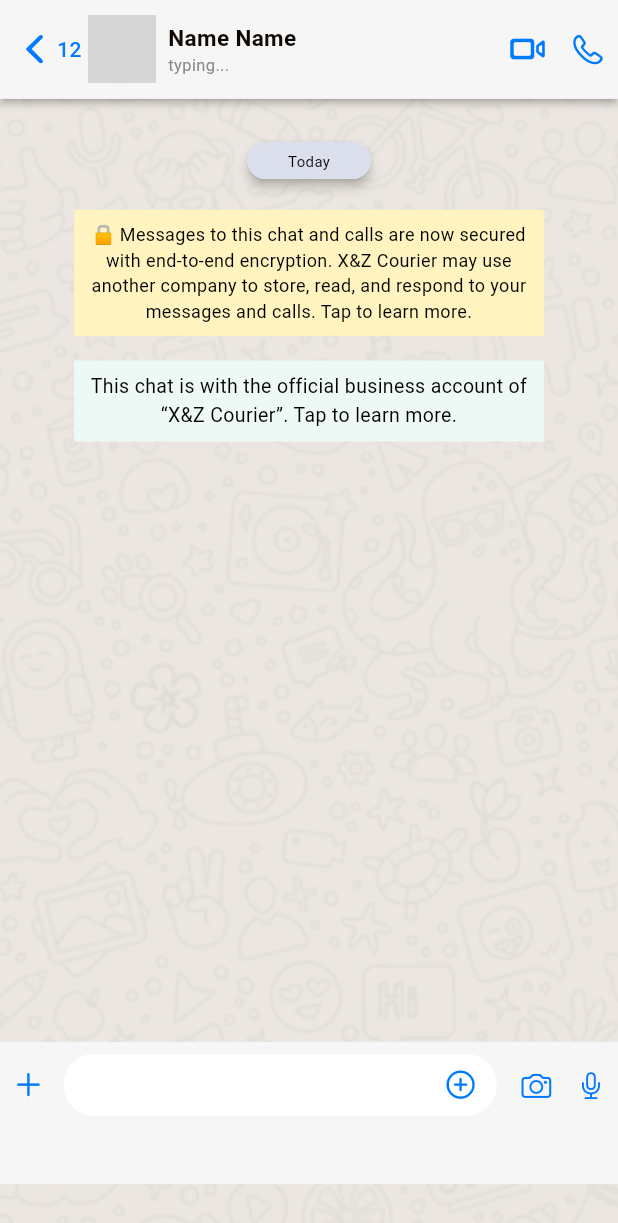
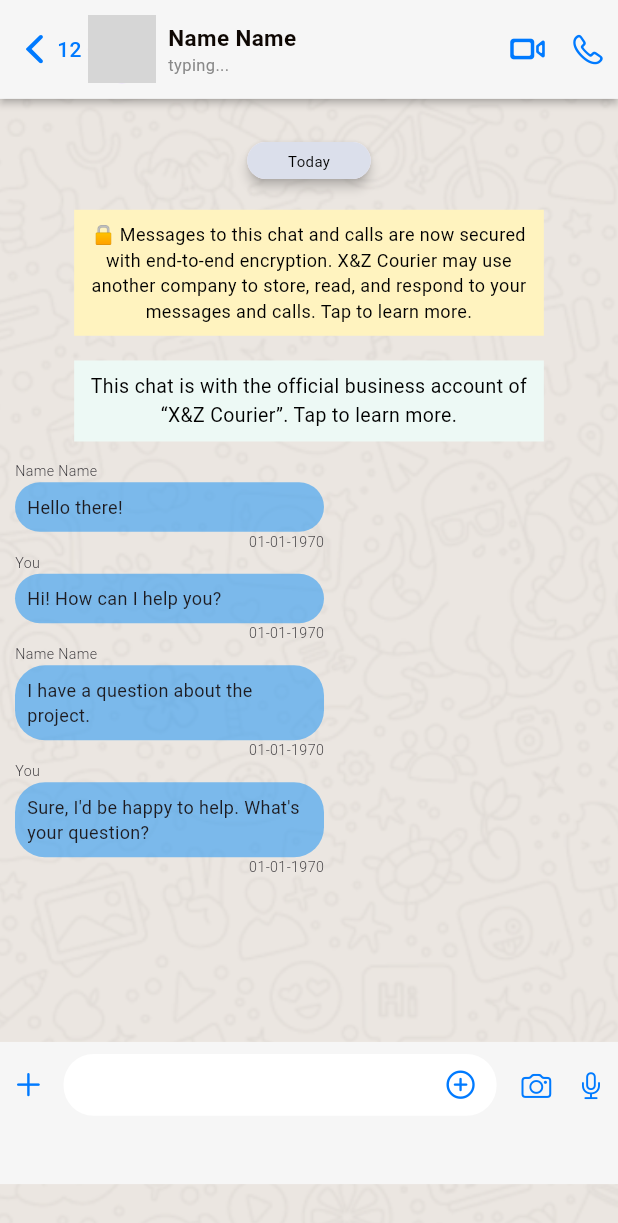
Before and after one commit to ericatsu/whatsapp_client, a Flutter app: the screen it shows after launch, on a phone screen of 412 x 824 dp. Shown: the top 1223 px of the screen. Run offline on Flutter 3.47's test engine with Material 2 defaults, Android fonts, the phone set to English and light mode, and no system bars; network calls fail; grey boxes are pictures that could not be loaded.

```diff
--- a/lib/screens/chat_screen.dart
+++ b/lib/screens/chat_screen.dart
@@ -1,10 +1,51 @@
 import 'package:flutter/material.dart';
 import 'package:whatsapp_client/shared/exports/exports.dart';
 import 'package:whatsapp_client/shared/widgets/encrypt_message.dart';
+import 'package:whatsapp_client/shared/widgets/message_bubble.dart';
 import 'package:whatsapp_client/shared/widgets/message_type.dart';
 
-class ChatScreen extends StatelessWidget {
+class ChatScreen extends StatefulWidget {
   const ChatScreen({super.key});
+
+  @override
+  State<ChatScreen> createState() => _ChatScreenState();
+}
+
+class _ChatScreenState extends State<ChatScreen> {
+  final ScrollController scrollController = ScrollController();
+
+  final TextEditingController messageController = TextEditingController();
+
+  List<Message> messages = [
+    Message(content: "Hello there!", isSender: false),
+    Message(content: "Hi! How can I help you?", isSender: true),
+    Message(content: "I have a question about the project.", isSender: false),
+    Message(
+        content: "Sure, I'd be happy to help. What's your question?",
+        isSender: true),
+  ];
+
+  void sendOnpressed() {
+    final String newMessage = messageController.text.trim();
+    if (newMessage.isNotEmpty) {
+      setState(() {
+        messages.add(Message(content: newMessage, isSender: true));
+      });
+      messageController.clear(); // Clear the text field
+      // Optionally, you can scroll to the bottom of the ListView
+      scrollController.animateTo(
+        scrollController.position.maxScrollExtent,
+        duration: const Duration(milliseconds: 300),
+        curve: Curves.easeOut,
+      );
+    }
+  }
+
+  @override
+  void dispose() {
+    messageController.dispose(); // Dispose the TextEditingController
+    super.dispose();
+  }
 
   @override
   Widget build(BuildContext context) {
@@ -35,7 +76,9 @@ class ChatScreen extends StatelessWidget {
                     SizedBox(
                       height: height * 0.03,
                     ),
-                    const TimingCard(timing: 'Today',),
+                    const TimingCard(
+                      timing: 'Today',
+                    ),
                     SizedBox(
                       height: height * 0.02,
                     ),
@@ -43,7 +86,39 @@ class ChatScreen extends StatelessWidget {
                     SizedBox(
                       height: height * 0.02,
                     ),
-                    const MessageType()
+                    const MessageType(),
+                    SizedBox(
+                      height: height * 0.016,
+                    ),
+                    Expanded(
+                      child: ListView.builder(
+                          controller: scrollController,
+                          itemCount: messages.length,
+                          itemBuilder: (context, index) {
+                            final message = messages[index];
+                            final isUserMessage = message.isSender == 'Eric';
+                            final senderName =
+                                message.isSender ? 'You' : 'Name Name';
+                            return MessageBubble(
+                              senderName: senderName,
+                              chatMessage: message.content,
+                              messageTime:
+                                  DateTime.fromMillisecondsSinceEpoch(0),
+                              senderColor: isUserMessage
+                                  ? Palette.secondary
+                                  : const Color.fromARGB(141, 33, 149, 243),
+                              senderAlignment: isUserMessage
+                                  ? Alignment.centerRight
+                                  : Alignment.centerLeft,
+                              timeAlignment: isUserMessage
+                                  ? Alignment.centerLeft
+                                  : Alignment.centerRight,
+                              bubbleAlignment: isUserMessage
+                                  ? Alignment.centerRight
+                                  : Alignment.centerLeft,
+                            );
+                          }),
+                    ),
                   ],
                 ),
               ),
@@ -52,10 +127,12 @@ class ChatScreen extends StatelessWidget {
                 child: Row(
                   children: [
                     Expanded(
-                        child: TextingArea(
-                      cameraOnpressed: () {},
-                      sendOnpressed: () {},
-                    ))
+                      child: TextingArea(
+                        cameraOnpressed: () {},
+                        sendOnpressed: sendOnpressed,
+                        chatController: messageController,
+                      ),
+                    ),
                   ],
                 ),
               )
@@ -66,3 +143,13 @@ class ChatScreen extends StatelessWidget {
     );
   }
 }
+
+class Message {
+  final String content;
+  final bool isSender;
+
+  Message({
+    required this.content,
+    required this.isSender,
+  });
+}
--- a/lib/shared/constants/constants.dart
+++ b/lib/shared/constants/constants.dart
@@ -12,6 +12,7 @@ class Palette {
   static const Color secondary = Color(0xFFEBD4D7);
   static const Color sectext = Color(0xFF898989);
   static const Color iconColor = Color(0xFF007AFF);
+static const Color goldColor = Color(0xFFFFF3BF);
 }
 
 const encryMessage = "🔒 Messages to this chat and calls are now secured with end-to-end encryption. X&Z Courier may use another company to store, read, and respond to your messages and calls. Tap to learn more.";
--- a/lib/shared/widgets/encrypt_message.dart
+++ b/lib/shared/widgets/encrypt_message.dart
@@ -9,7 +9,7 @@ class EncryptMessage extends StatelessWidget {
     final double width = MediaQuery.of(context).size.width;
     return Container(
       width: width * 0.76,
-      color: const Color(0xFFFFF3BF),
+      color: Palette.goldColor ,
       child: const Center(
         child: Padding(
           padding: EdgeInsets.all(8.0),
--- a/lib/shared/widgets/texting_area.dart
+++ b/lib/shared/widgets/texting_area.dart
@@ -3,13 +3,13 @@ import 'package:flutter/material.dart';
 import 'package:whatsapp_client/shared/constants/constants.dart';
 
 class TextingArea extends StatelessWidget {
-  //final TextEditingController chatController;
+  final TextEditingController chatController;
   final VoidCallback cameraOnpressed;
   final VoidCallback sendOnpressed;
 
   const TextingArea(
       {super.key,
-      //required this.chatController,
+      required this.chatController,
       required this.cameraOnpressed,
       required this.sendOnpressed});
 
@@ -42,7 +42,7 @@ class TextingArea extends StatelessWidget {
                   child: SizedBox(
                     height: height * 0.05,
                     child: TextField(
-                      //controller: chatController,
+                      controller: chatController,
                       decoration: InputDecoration(
                         border: OutlineInputBorder(
                             borderRadius: BorderRadius.circular(20.0),
```
